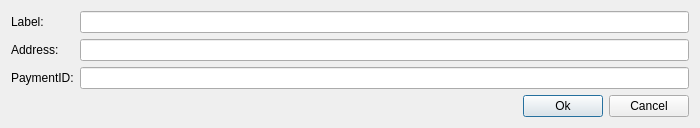
Old version of the form src/gui/ui/newaddressdialog.ui in the repository discretecoin/discrete-wallet.
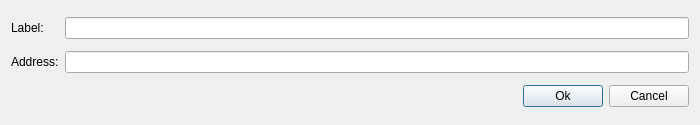
New version of the form.

What changed in the file:
```diff
--- a/src/gui/ui/newaddressdialog.ui
+++ b/src/gui/ui/newaddressdialog.ui
@@ -40,19 +40,6 @@
      </property>
     </widget>
    </item>
-   <item row="2" column="0">
-    <widget class="QLabel" name="label_3">
-     <property name="sizePolicy">
-      <sizepolicy hsizetype="Maximum" vsizetype="Preferred">
-       <horstretch>0</horstretch>
-       <verstretch>0</verstretch>
-      </sizepolicy>
-     </property>
-     <property name="text">
-      <string>PaymentID:</string>
-     </property>
-    </widget>
-   </item>
    <item row="3" column="0" colspan="2">
     <spacer name="horizontalSpacer">
      <property name="orientation">
@@ -86,13 +73,6 @@
      </property>
     </widget>
    </item>
-   <item row="2" column="1" colspan="3">
-    <widget class="QLineEdit" name="m_contactPaymentIdEdit">
-     <property name="echoMode">
-      <enum>QLineEdit::Normal</enum>
-     </property>
-    </widget>
-   </item>
    <item row="1" column="1" colspan="3">
     <widget class="QLineEdit" name="m_addressEdit">
      <property name="echoMode">
```
Left out of the diff: 1 changed line with no effect on the pictures.
